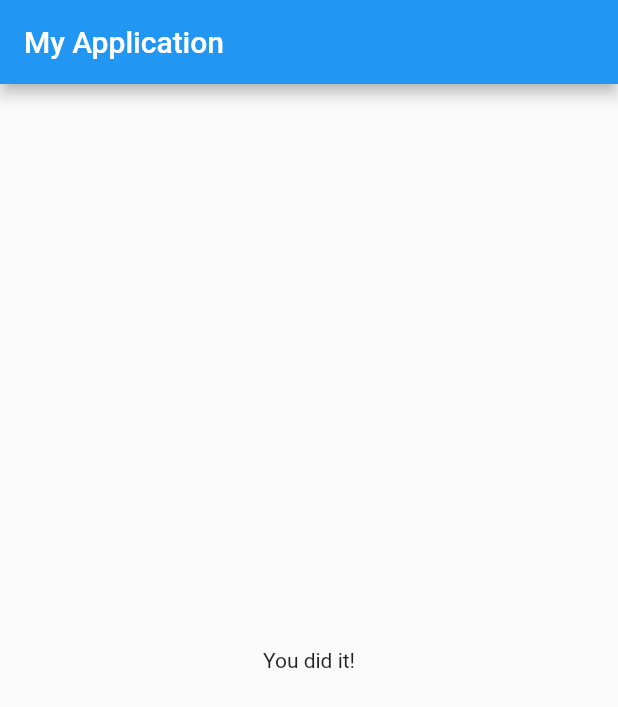
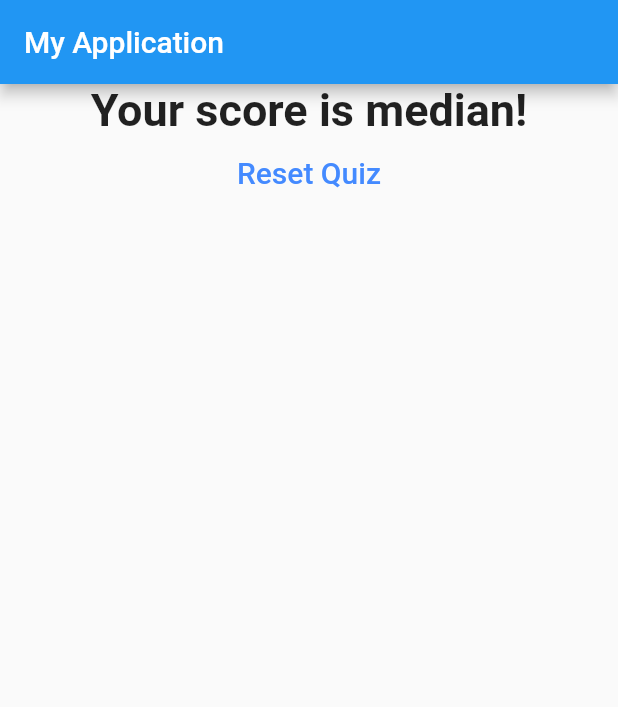
Before and after one commit to asasouza/flutter-studies, a Flutter app: the screen it shows after launch, after a tap on "Red", after a tap on "Cat", after a tap on "Spider Man", on a phone screen of 412 x 824 dp. Shown: the top 707 px of the screen. Run offline on Flutter 3.47's test engine with Material 2 defaults, Android fonts, the phone set to English and light mode, and no system bars.

Commit message:
Class 50 - 55 (Section 2 End)

```diff
--- a/flutter_basics/lib/main.dart
+++ b/flutter_basics/lib/main.dart
@@ -1,7 +1,7 @@
 import 'package:flutter/material.dart';
 
-import './question.dart';
-import './answer.dart';
+import './quiz.dart';
+import './result.dart';
 
 // void main() {
 //  runApp(MainApp());
@@ -18,30 +18,54 @@ class MainApp extends StatefulWidget {
 
 class _MainAppState extends State<MainApp> {
   var _questionIndex = 0;
+  var _totalScore = 0;
 
-  void _onAnswer() {
+  void _onAnswer(int score) {
+    _totalScore += score;
     setState(() {
       _questionIndex++;
     });
 
-    print(_questionIndex);
+    print(_totalScore);
     print('Answer chosen');
+  }
+
+  void _resetQuiz() {
+    setState(() {
+      _questionIndex = 0;
+      _totalScore = 0;
+    });
   }
 
   @override
   Widget build(BuildContext context) {
-    const questions = [
+    const _questions = [
       {
         'question': 'What\'s your favorite color?',
-        'answers': ['Red', 'Black', 'Blue', 'White']
+        'answers': [
+          {'text': 'Red', 'score': 1},
+          {'text': 'Black', 'score': 2},
+          {'text': 'Blue', 'score': 3},
+          {'text': 'White', 'score': 4},
+        ]
       },
       {
         'question': 'What\'s your favorite animal?',
-        'answers': ['Dog', 'Cat', 'Horse', 'Chicken']
+        'answers': [
+          {'text': 'Dog', 'score': 1},
+          {'text': 'Cat', 'score': 2},
+          {'text': 'Horse', 'score': 3},
+          {'text': 'Chicken', 'score': 4},
+        ]
       },
       {
         'question': 'What\'s your favorite character?',
-        'answers': ['Batman', 'Superman', 'Spider Man', 'Thor']
+        'answers': [
+          {'text': 'Batman', 'score': 1},
+          {'text': 'Superman', 'score': 2},
+          {'text': 'Spider Man', 'score': 3},
+          {'text': 'Thor', 'score': 4},
+        ]
       },
     ];
     return MaterialApp(
@@ -49,19 +73,9 @@ class _MainAppState extends State<MainApp> {
         appBar: AppBar(
           title: Text('My Application'),
         ),
-        body: _questionIndex < questions.length
-            ? Column(
-                children: [
-                  Question(questions[_questionIndex]['question']),
-                  ...(questions[_questionIndex]['answers'] as List<String>)
-                      .map((answer) {
-                    return Answer(answer, _onAnswer);
-                  }).toList(),
-                ],
-              )
-            : Center(
-                child: Text('You did it!'),
-              ),
+        body: _questionIndex < _questions.length
+            ? Quiz(_questions[_questionIndex], _onAnswer)
+            : Result(_totalScore, _resetQuiz),
       ),
     );
   }
--- /dev/null
+++ b/flutter_basics/lib/quiz.dart
@@ -0,0 +1,23 @@
+import 'package:flutter/material.dart';
+
+import './question.dart';
+import './answer.dart';
+
+class Quiz extends StatelessWidget {
+  final Map<String, Object> question;
+  final Function onAnswer;
+
+  Quiz(this.question, this.onAnswer);
+
+  @override
+  Widget build(BuildContext context) {
+    return Column(
+      children: [
+        Question(question['question']),
+        ...(question['answers'] as List<Map<String, Object>>).map((answer) {
+          return Answer(answer['text'], () => onAnswer(answer['score']));
+        }).toList(),
+      ],
+    );
+  }
+}
--- /dev/null
+++ b/flutter_basics/lib/result.dart
@@ -0,0 +1,39 @@
+import 'package:flutter/material.dart';
+
+class Result extends StatelessWidget {
+  final int score;
+  final Function onReset;
+
+  Result(this.score, this.onReset);
+
+  String get resultText {
+    if (score < 4) {
+      return 'Your score is low!';
+    } else if (score < 8) {
+      return 'Your score is median!';
+    } else {
+      return 'Your score is high!';
+    }
+  }
+
+  Widget build(BuildContext context) {
+    return Center(
+        child: Column(
+      children: <Widget>[
+        Text(
+          resultText,
+          style: TextStyle(
+            fontSize: 30,
+            fontWeight: FontWeight.bold,
+          ),
+          textAlign: TextAlign.center,
+        ),
+        FlatButton(
+          child: Text('Reset Quiz', style: TextStyle(fontSize: 20),),
+          onPressed: onReset,
+          textColor: Colors.blueAccent,
+        )
+      ],
+    ));
+  }
+}
```
